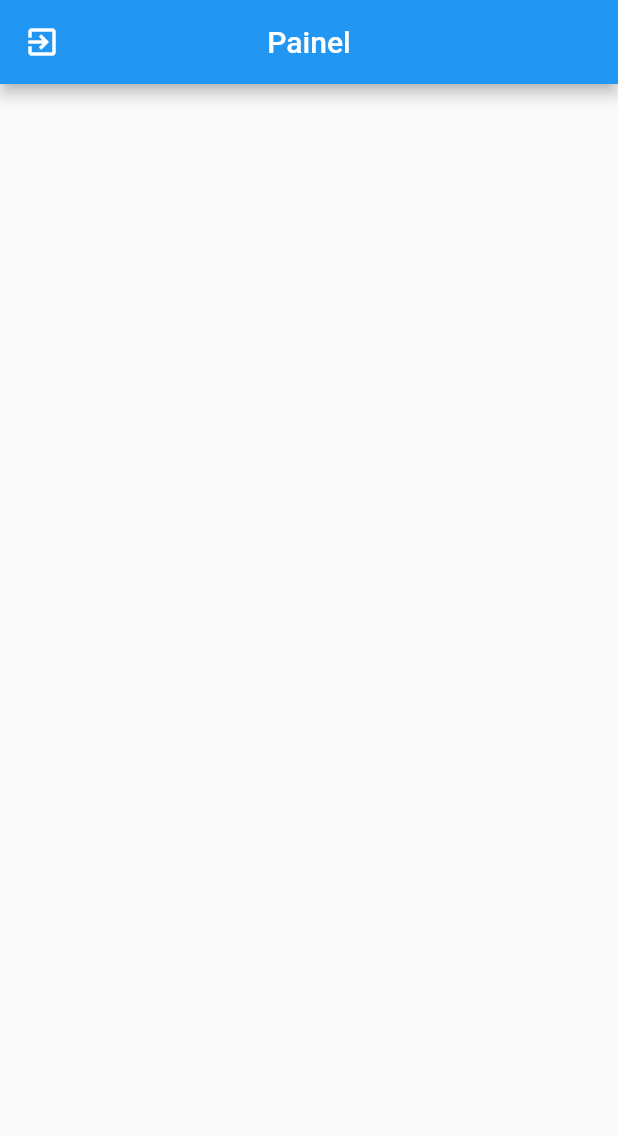
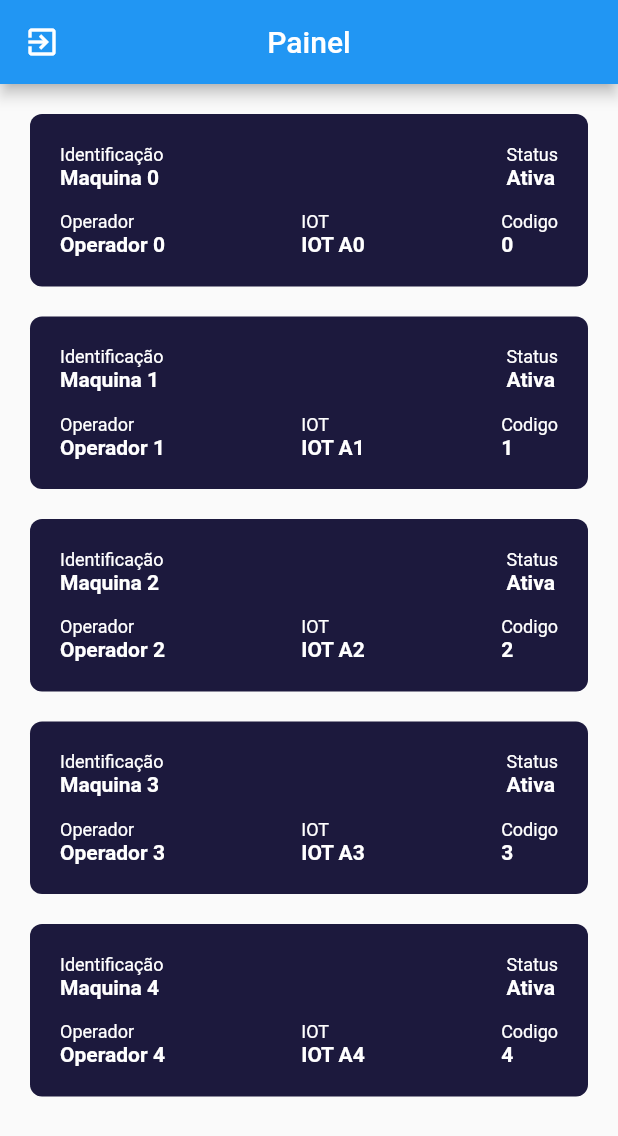
Before and after one commit to Gubiar/ofc2, a Flutter app: the screen it shows after launch, on a phone screen of 412 x 824 dp. Shown: the top 1136 px of the screen. Run offline on Flutter 3.47's test engine with Material 2 defaults, Android fonts, the phone set to English and light mode, and no system bars; our stand-ins replace get, shared_preferences; accounts and stored records are empty.

Commit message:
Static visual machines home (temp) - Gustavo

```diff
--- a/lib/models/MaquinaObj.dart
+++ b/lib/models/MaquinaObj.dart
@@ -3,7 +3,11 @@ import 'package:ofc2/utils/StringUtils.dart';
 
 class MaquinaObj{
   String? nome;
-  String? token;
+  String? codigo;
+  String? nomeOperador;
+  String? idIot;
+  String? status;
+
 
   MaquinaObj({Map<String, dynamic>? json}) {
     if (json != null) {
@@ -13,6 +17,9 @@ class MaquinaObj{
 
   fromJson(Map<String, dynamic> json) {
     nome =  StringUtils.checkNull(possibleNull: json['nome'].toString());
-    token = StringUtils.checkNull(possibleNull: json['token'].toString());
+    codigo =  StringUtils.checkNull(possibleNull: json['codigo'].toString());
+    nomeOperador =  StringUtils.checkNull(possibleNull: json['nomeOperador'].toString());
+    idIot =  StringUtils.checkNull(possibleNull: json['idIot'].toString());
+    status =  StringUtils.checkNull(possibleNull: json['status'].toString());
   }
 }
--- a/lib/screens/PageHome.dart
+++ b/lib/screens/PageHome.dart
@@ -13,7 +13,16 @@ class _PageHomeState extends State<PageHome> {
 
   @override
   void initState() {
-    // TODO: implement initState
+    Controller.lstMaquinas.clear();
+    for(int i = 0; i<5; i++){
+      Map<String, dynamic> m = {};
+      m["nome"] = "Maquina $i";
+      m["codigo"] = i;
+      m["nomeOperador"] = "Operador $i";
+      m["idIot"] = "IOT A$i";
+      m["status"] = "Ativa";
+      Controller.lstMaquinas.add(MaquinaObj(json: m));
+    }
     super.initState();
   }
 
@@ -51,8 +60,11 @@ class _PageHomeState extends State<PageHome> {
         right: 20,
         left: 20
       ),
+      margin: const EdgeInsets.only(
+        bottom: 20
+      ),
       decoration: BoxDecoration(
-        color: Colors.grey,
+        color: const Color(0xff1c193d),
         borderRadius: BorderRadius.circular(8),
       ),
       child: Column(
@@ -60,9 +72,148 @@ class _PageHomeState extends State<PageHome> {
         crossAxisAlignment: CrossAxisAlignment.start,
         children: [
 
-          const Text(
-            'Maquina 1',
-          )
+          Row(
+            mainAxisAlignment: MainAxisAlignment.spaceBetween,
+            crossAxisAlignment: CrossAxisAlignment.start,
+            children: [
+
+              Column(
+                mainAxisAlignment: MainAxisAlignment.start,
+                crossAxisAlignment: CrossAxisAlignment.start,
+                children: [
+
+                  const Text(
+                    'Identificação',
+                    style: TextStyle(
+                        color: Colors.white,
+                        fontWeight: FontWeight.w400,
+                      fontSize: 12
+                    ),
+                  ),
+
+                  Text(
+                    cadaMaquina.nome!,
+                    style: const TextStyle(
+                        color: Colors.white,
+                        fontWeight: FontWeight.w600
+                    ),
+                  ),
+                ],
+              ),
+
+              Column(
+                mainAxisAlignment: MainAxisAlignment.start,
+                crossAxisAlignment: CrossAxisAlignment.start,
+                children: [
+
+                  const Text(
+                    'Status',
+                    style: TextStyle(
+                        color: Colors.white,
+                        fontWeight: FontWeight.w400,
+                        fontSize: 12
+                    ),
+                  ),
+
+                  Text(
+                    cadaMaquina.status!,
+                    style: const TextStyle(
+                        color: Colors.white,
+                        fontWeight: FontWeight.w600
+                    ),
+                  ),
+                ],
+              ),
+
+            ],
+          ),
+
+          const SizedBox(
+            height: 15,
+          ),
+
+          Row(
+            mainAxisAlignment: MainAxisAlignment.spaceBetween,
+            crossAxisAlignment: CrossAxisAlignment.start,
+            children: [
+
+              Column(
+                mainAxisAlignment: MainAxisAlignment.start,
+                crossAxisAlignment: CrossAxisAlignment.start,
+                children: [
+
+                  const Text(
+                    'Operador',
+                    style: TextStyle(
+                        color: Colors.white,
+                        fontWeight: FontWeight.w400,
+                        fontSize: 12
+                    ),
+                  ),
+
+                  Text(
+                    cadaMaquina.nomeOperador!,
+                    style: const TextStyle(
+                        color: Colors.white,
+                        fontWeight: FontWeight.w600
+                    ),
+                  ),
+                ],
+              ),
+
+              Column(
+                mainAxisAlignment: MainAxisAlignment.start,
+                crossAxisAlignment: CrossAxisAlignment.start,
+                children: [
+
+                  const Text(
+                    'IOT',
+                    style: TextStyle(
+                        color: Colors.white,
+                        fontWeight: FontWeight.w400,
+                        fontSize: 12
+                    ),
+                  ),
+
+                  Text(
+                    cadaMaquina.idIot!.toString(),
+                    style: const TextStyle(
+                        color: Colors.white,
+                        fontWeight: FontWeight.w600
+                    ),
+                  ),
+
+                ],
+              ),
+
+              Column(
+                mainAxisAlignment: MainAxisAlignment.start,
+                crossAxisAlignment: CrossAxisAlignment.start,
+                children: [
+
+                  const Text(
+                    'Codigo',
+                    style: TextStyle(
+                        color: Colors.white,
+                        fontWeight: FontWeight.w400,
+                        fontSize: 12
+                    ),
+                  ),
+
+                  Text(
+                    cadaMaquina.codigo!.toString(),
+                    style: const TextStyle(
+                        color: Colors.white,
+                        fontWeight: FontWeight.w600
+                    ),
+                  ),
+
+                ],
+              ),
+
+
+            ],
+          ),
 
         ],
       ),
```
